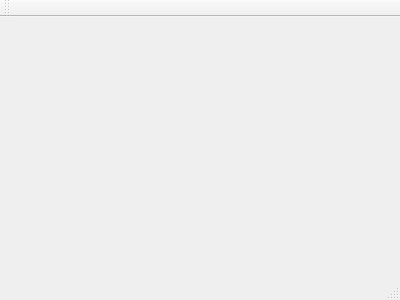
The window that tools/fqclient/mainwindow.ui (javagg/freequant) describes before a commit, drawn with Qt 5.
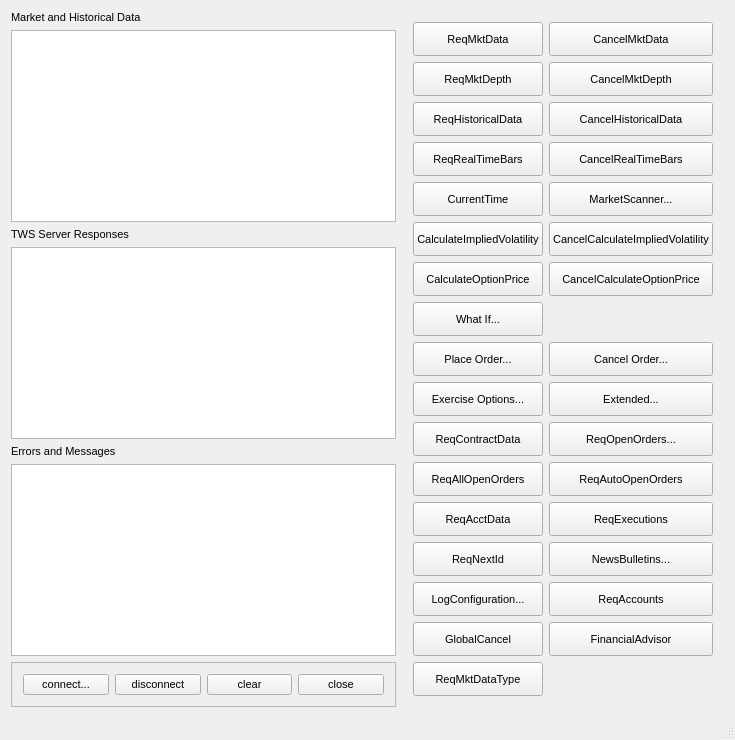
The same window after the commit.

What changed in the file:
```diff
--- a/tools/fqclient/mainwindow.ui
+++ b/tools/fqclient/mainwindow.ui
@@ -1,24 +1,745 @@
 <ui version="4.0">
  <class>MainWindow</class>
- <widget class="QMainWindow" name="MainWindow" >
-  <property name="geometry" >
+ <widget class="QMainWindow" name="MainWindow">
+  <property name="geometry">
    <rect>
     <x>0</x>
     <y>0</y>
-    <width>400</width>
-    <height>300</height>
+    <width>735</width>
+    <height>740</height>
    </rect>
   </property>
-  <property name="windowTitle" >
+  <property name="sizePolicy">
+   <sizepolicy hsizetype="Preferred" vsizetype="Fixed">
+    <horstretch>0</horstretch>
+    <verstretch>0</verstretch>
+   </sizepolicy>
+  </property>
+  <property name="windowTitle">
    <string>MainWindow</string>
   </property>
-  <widget class="QMenuBar" name="menuBar" />
-  <widget class="QToolBar" name="mainToolBar" />
-  <widget class="QWidget" name="centralWidget" />
-  <widget class="QStatusBar" name="statusBar" />
+  <widget class="QWidget" name="centralWidget">
+   <property name="sizePolicy">
+    <sizepolicy hsizetype="Preferred" vsizetype="Fixed">
+     <horstretch>0</horstretch>
+     <verstretch>0</verstretch>
+    </sizepolicy>
+   </property>
+   <layout class="QHBoxLayout" name="horizontalLayout_2">
+    <item>
+     <layout class="QVBoxLayout" name="verticalLayout">
+      <item>
+       <widget class="QLabel" name="label_3">
+        <property name="font">
+         <font>
+          <pointsize>8</pointsize>
+         </font>
+        </property>
+        <property name="text">
+         <string>Market and Historical Data</string>
+        </property>
+       </widget>
+      </item>
+      <item>
+       <widget class="QTextEdit" name="textEdit_3">
+        <property name="font">
+         <font>
+          <pointsize>8</pointsize>
+         </font>
+        </property>
+       </widget>
+      </item>
+      <item>
+       <widget class="QLabel" name="label">
+        <property name="font">
+         <font>
+          <pointsize>8</pointsize>
+         </font>
+        </property>
+        <property name="text">
+         <string>TWS Server Responses</string>
+        </property>
+       </widget>
+      </item>
+      <item>
+       <widget class="QTextEdit" name="textEdit_2">
+        <property name="font">
+         <font>
+          <pointsize>8</pointsize>
+         </font>
+        </property>
+       </widget>
+      </item>
+      <item>
+       <widget class="QLabel" name="label_2">
+        <property name="font">
+         <font>
+          <pointsize>8</pointsize>
+         </font>
+        </property>
+        <property name="text">
+         <string>Errors and Messages</string>
+        </property>
+       </widget>
+      </item>
+      <item>
+       <widget class="QTextEdit" name="textEdit">
+        <property name="font">
+         <font>
+          <pointsize>8</pointsize>
+         </font>
+        </property>
+       </widget>
+      </item>
+      <item>
+       <widget class="QFrame" name="frame">
+        <property name="frameShape">
+         <enum>QFrame::StyledPanel</enum>
+        </property>
+        <property name="frameShadow">
+         <enum>QFrame::Raised</enum>
+        </property>
+        <layout class="QHBoxLayout" name="horizontalLayout">
+         <item>
+          <widget class="QPushButton" name="pushButton">
+           <property name="font">
+            <font>
+             <pointsize>8</pointsize>
+            </font>
+           </property>
+           <property name="text">
+            <string>connect...</string>
+           </property>
+          </widget>
+         </item>
+         <item>
+          <widget class="QPushButton" name="pushButton_2">
+           <property name="font">
+            <font>
+             <pointsize>8</pointsize>
+            </font>
+           </property>
+           <property name="text">
+            <string>disconnect</string>
+           </property>
+          </widget>
+         </item>
+         <item>
+          <widget class="QPushButton" name="pushButton_3">
+           <property name="font">
+            <font>
+             <pointsize>8</pointsize>
+            </font>
+           </property>
+           <property name="text">
+            <string>clear</string>
+           </property>
+          </widget>
+         </item>
+         <item>
+          <widget class="QPushButton" name="pushButton_4">
+           <property name="font">
+            <font>
+             <pointsize>8</pointsize>
+            </font>
+           </property>
+           <property name="text">
+            <string>close</string>
+           </property>
+          </widget>
+         </item>
+        </layout>
+       </widget>
+      </item>
+     </layout>
+    </item>
+    <item>
+     <widget class="QFrame" name="verticalFrame_4">
+      <layout class="QGridLayout" name="gridLayout_3">
+       <item row="3" column="0">
+        <widget class="QPushButton" name="pushButton_78">
+         <property name="sizePolicy">
+          <sizepolicy hsizetype="Preferred" vsizetype="Preferred">
+           <horstretch>0</horstretch>
+           <verstretch>0</verstretch>
+          </sizepolicy>
+         </property>
+         <property name="font">
+          <font>
+           <pointsize>8</pointsize>
+          </font>
+         </property>
+         <property name="text">
+          <string>ReqRealTimeBars</string>
+         </property>
+        </widget>
+       </item>
+       <item row="0" column="1">
+        <widget class="QPushButton" name="pushButton_88">
+         <property name="sizePolicy">
+          <sizepolicy hsizetype="Preferred" vsizetype="Preferred">
+           <horstretch>0</horstretch>
+           <verstretch>0</verstretch>
+          </sizepolicy>
+         </property>
+         <property name="font">
+          <font>
+           <pointsize>8</pointsize>
+          </font>
+         </property>
+         <property name="text">
+          <string>CancelMktData</string>
+         </property>
+        </widget>
+       </item>
+       <item row="7" column="0">
+        <widget class="QPushButton" name="pushButton_86">
+         <property name="sizePolicy">
+          <sizepolicy hsizetype="Preferred" vsizetype="Preferred">
+           <horstretch>0</horstretch>
+           <verstretch>0</verstretch>
+          </sizepolicy>
+         </property>
+         <property name="font">
+          <font>
+           <pointsize>8</pointsize>
+          </font>
+         </property>
+         <property name="text">
+          <string>What If...</string>
+         </property>
+        </widget>
+       </item>
+       <item row="13" column="0">
+        <widget class="QPushButton" name="pushButton_96">
+         <property name="sizePolicy">
+          <sizepolicy hsizetype="Preferred" vsizetype="Preferred">
+           <horstretch>0</horstretch>
+           <verstretch>0</verstretch>
+          </sizepolicy>
+         </property>
+         <property name="font">
+          <font>
+           <pointsize>8</pointsize>
+          </font>
+         </property>
+         <property name="text">
+          <string>ReqAllOpenOrders</string>
+         </property>
+        </widget>
+       </item>
+       <item row="5" column="0">
+        <widget class="QPushButton" name="pushButton_73">
+         <property name="sizePolicy">
+          <sizepolicy hsizetype="Preferred" vsizetype="Preferred">
+           <horstretch>0</horstretch>
+           <verstretch>0</verstretch>
+          </sizepolicy>
+         </property>
+         <property name="font">
+          <font>
+           <pointsize>8</pointsize>
+          </font>
+         </property>
+         <property name="text">
+          <string>CalculateImpliedVolatility</string>
+         </property>
+        </widget>
+       </item>
+       <item row="6" column="0">
+        <widget class="QPushButton" name="pushButton_79">
+         <property name="sizePolicy">
+          <sizepolicy hsizetype="Preferred" vsizetype="Preferred">
+           <horstretch>0</horstretch>
+           <verstretch>0</verstretch>
+          </sizepolicy>
+         </property>
+         <property name="font">
+          <font>
+           <pointsize>8</pointsize>
+          </font>
+         </property>
+         <property name="text">
+          <string>CalculateOptionPrice</string>
+         </property>
+        </widget>
+       </item>
+       <item row="6" column="1">
+        <widget class="QPushButton" name="pushButton_83">
+         <property name="sizePolicy">
+          <sizepolicy hsizetype="Preferred" vsizetype="Preferred">
+           <horstretch>0</horstretch>
+           <verstretch>0</verstretch>
+          </sizepolicy>
+         </property>
+         <property name="font">
+          <font>
+           <pointsize>8</pointsize>
+          </font>
+         </property>
+         <property name="text">
+          <string>CancelCalculateOptionPrice</string>
+         </property>
+        </widget>
+       </item>
+       <item row="2" column="1">
+        <widget class="QPushButton" name="pushButton_70">
+         <property name="sizePolicy">
+          <sizepolicy hsizetype="Preferred" vsizetype="Preferred">
+           <horstretch>0</horstretch>
+           <verstretch>0</verstretch>
+          </sizepolicy>
+         </property>
+         <property name="font">
+          <font>
+           <pointsize>8</pointsize>
+          </font>
+         </property>
+         <property name="text">
+          <string>CancelHistoricalData</string>
+         </property>
+        </widget>
+       </item>
+       <item row="4" column="1">
+        <widget class="QPushButton" name="pushButton_82">
+         <property name="sizePolicy">
+          <sizepolicy hsizetype="Preferred" vsizetype="Preferred">
+           <horstretch>0</horstretch>
+           <verstretch>0</verstretch>
+          </sizepolicy>
+         </property>
+         <property name="font">
+          <font>
+           <pointsize>8</pointsize>
+          </font>
+         </property>
+         <property name="text">
+          <string>MarketScanner...</string>
+         </property>
+        </widget>
+       </item>
+       <item row="31" column="0">
+        <widget class="QPushButton" name="pushButton_90">
+         <property name="sizePolicy">
+          <sizepolicy hsizetype="Preferred" vsizetype="Preferred">
+           <horstretch>0</horstretch>
+           <verstretch>0</verstretch>
+          </sizepolicy>
+         </property>
+         <property name="font">
+          <font>
+           <pointsize>8</pointsize>
+          </font>
+         </property>
+         <property name="text">
+          <string>ReqMktDataType</string>
+         </property>
+        </widget>
+       </item>
+       <item row="9" column="0">
+        <widget class="QPushButton" name="pushButton_94">
+         <property name="sizePolicy">
+          <sizepolicy hsizetype="Preferred" vsizetype="Preferred">
+           <horstretch>0</horstretch>
+           <verstretch>0</verstretch>
+          </sizepolicy>
+         </property>
+         <property name="font">
+          <font>
+           <pointsize>8</pointsize>
+          </font>
+         </property>
+         <property name="text">
+          <string>Exercise Options...</string>
+         </property>
+        </widget>
+       </item>
+       <item row="2" column="0">
+        <widget class="QPushButton" name="pushButton_80">
+         <property name="sizePolicy">
+          <sizepolicy hsizetype="Preferred" vsizetype="Preferred">
+           <horstretch>0</horstretch>
+           <verstretch>0</verstretch>
+          </sizepolicy>
+         </property>
+         <property name="font">
+          <font>
+           <pointsize>8</pointsize>
+          </font>
+         </property>
+         <property name="text">
+          <string>ReqHistoricalData</string>
+         </property>
+        </widget>
+       </item>
+       <item row="5" column="1">
+        <widget class="QPushButton" name="pushButton_76">
+         <property name="sizePolicy">
+          <sizepolicy hsizetype="Preferred" vsizetype="Preferred">
+           <horstretch>0</horstretch>
+           <verstretch>0</verstretch>
+          </sizepolicy>
+         </property>
+         <property name="font">
+          <font>
+           <pointsize>8</pointsize>
+          </font>
+         </property>
+         <property name="text">
+          <string>CancelCalculateImpliedVolatility</string>
+         </property>
+        </widget>
+       </item>
+       <item row="1" column="1">
+        <widget class="QPushButton" name="pushButton_74">
+         <property name="sizePolicy">
+          <sizepolicy hsizetype="Preferred" vsizetype="Preferred">
+           <horstretch>0</horstretch>
+           <verstretch>0</verstretch>
+          </sizepolicy>
+         </property>
+         <property name="font">
+          <font>
+           <pointsize>8</pointsize>
+          </font>
+         </property>
+         <property name="text">
+          <string>CancelMktDepth</string>
+         </property>
+        </widget>
+       </item>
+       <item row="11" column="1">
+        <widget class="QPushButton" name="pushButton_77">
+         <property name="sizePolicy">
+          <sizepolicy hsizetype="Preferred" vsizetype="Preferred">
+           <horstretch>0</horstretch>
+           <verstretch>0</verstretch>
+          </sizepolicy>
+         </property>
+         <property name="font">
+          <font>
+           <pointsize>8</pointsize>
+          </font>
+         </property>
+         <property name="text">
+          <string>ReqOpenOrders...</string>
+         </property>
+        </widget>
+       </item>
+       <item row="9" column="1">
+        <widget class="QPushButton" name="pushButton_93">
+         <property name="sizePolicy">
+          <sizepolicy hsizetype="Preferred" vsizetype="Preferred">
+           <horstretch>0</horstretch>
+           <verstretch>0</verstretch>
+          </sizepolicy>
+         </property>
+         <property name="font">
+          <font>
+           <pointsize>8</pointsize>
+          </font>
+         </property>
+         <property name="text">
+          <string>Extended...</string>
+         </property>
+        </widget>
+       </item>
+       <item row="3" column="1">
+        <widget class="QPushButton" name="pushButton_81">
+         <property name="sizePolicy">
+          <sizepolicy hsizetype="Preferred" vsizetype="Preferred">
+           <horstretch>0</horstretch>
+           <verstretch>0</verstretch>
+          </sizepolicy>
+         </property>
+         <property name="font">
+          <font>
+           <pointsize>8</pointsize>
+          </font>
+         </property>
+         <property name="text">
+          <string>CancelRealTimeBars</string>
+         </property>
+        </widget>
+       </item>
+       <item row="1" column="0">
+        <widget class="QPushButton" name="pushButton_84">
+         <property name="sizePolicy">
+          <sizepolicy hsizetype="Preferred" vsizetype="Preferred">
+           <horstretch>0</horstretch>
+           <verstretch>0</verstretch>
+          </sizepolicy>
+         </property>
+         <property name="font">
+          <font>
+           <pointsize>8</pointsize>
+          </font>
+         </property>
+         <property name="text">
+          <string>ReqMktDepth</string>
+         </property>
+        </widget>
+       </item>
+       <item row="8" column="0">
+        <widget class="QPushButton" name="pushButton_72">
+         <property name="sizePolicy">
+          <sizepolicy hsizetype="Preferred" vsizetype="Preferred">
+           <horstretch>0</horstretch>
+           <verstretch>0</verstretch>
+          </sizepolicy>
+         </property>
+         <property name="font">
+          <font>
+           <pointsize>8</pointsize>
+          </font>
+         </property>
+         <property name="text">
+          <string>Place Order...</string>
+         </property>
+        </widget>
+       </item>
+       <item row="8" column="1">
+        <widget class="QPushButton" name="pushButton_66">
+         <property name="sizePolicy">
+          <sizepolicy hsizetype="Preferred" vsizetype="Preferred">
+           <horstretch>0</horstretch>
+           <verstretch>0</verstretch>
+          </sizepolicy>
+         </property>
+         <property name="font">
+          <font>
+           <pointsize>8</pointsize>
+          </font>
+         </property>
+         <property name="text">
+          <string>Cancel Order...</string>
+         </property>
+        </widget>
+       </item>
+       <item row="4" column="0">
+        <widget class="QPushButton" name="pushButton_91">
+         <property name="sizePolicy">
+          <sizepolicy hsizetype="Preferred" vsizetype="Preferred">
+           <horstretch>0</horstretch>
+           <verstretch>0</verstretch>
+          </sizepolicy>
+         </property>
+         <property name="font">
+          <font>
+           <pointsize>8</pointsize>
+          </font>
+         </property>
+         <property name="text">
+          <string>CurrentTime</string>
+         </property>
+        </widget>
+       </item>
+       <item row="13" column="1">
+        <widget class="QPushButton" name="pushButton_95">
+         <property name="sizePolicy">
+          <sizepolicy hsizetype="Preferred" vsizetype="Preferred">
+           <horstretch>0</horstretch>
+           <verstretch>0</verstretch>
+          </sizepolicy>
+         </property>
+         <property name="font">
+          <font>
+           <pointsize>8</pointsize>
+          </font>
+         </property>
+         <property name="text">
+          <string>ReqAutoOpenOrders</string>
+         </property>
+        </widget>
+       </item>
+       <item row="0" column="0">
+        <widget class="QPushButton" name="pushButton_87">
+         <property name="sizePolicy">
+          <sizepolicy hsizetype="Preferred" vsizetype="Preferred">
+           <horstretch>0</horstretch>
+           <verstretch>0</verstretch>
+          </sizepolicy>
+         </property>
+         <property name="font">
+          <font>
+           <pointsize>8</pointsize>
+          </font>
+         </property>
+         <property name="text">
+          <string>ReqMktData</string>
+         </property>
+        </widget>
+       </item>
+       <item row="11" column="0">
+        <widget class="QPushButton" name="pushButton_85">
+         <property name="sizePolicy">
+          <sizepolicy hsizetype="Preferred" vsizetype="Preferred">
+           <horstretch>0</horstretch>
+           <verstretch>0</verstretch>
+          </sizepolicy>
+         </property>
+         <property name="font">
+          <font>
+           <pointsize>8</pointsize>
+          </font>
+         </property>
+         <property name="text">
+          <string>ReqContractData</string>
+         </property>
+        </widget>
+       </item>
+       <item row="19" column="0">
+        <widget class="QPushButton" name="pushButton_89">
+         <property name="sizePolicy">
+          <sizepolicy hsizetype="Preferred" vsizetype="Preferred">
+           <horstretch>0</horstretch>
+           <verstretch>0</verstretch>
+          </sizepolicy>
+         </property>
+         <property name="font">
+          <font>
+           <pointsize>8</pointsize>
+          </font>
+         </property>
+         <property name="text">
+          <string>ReqAcctData</string>
+         </property>
+        </widget>
+       </item>
+       <item row="19" column="1">
+        <widget class="QPushButton" name="pushButton_71">
+         <property name="sizePolicy">
+          <sizepolicy hsizetype="Preferred" vsizetype="Preferred">
+           <horstretch>0</horstretch>
+           <verstretch>0</verstretch>
+          </sizepolicy>
+         </property>
+         <property name="font">
+          <font>
+           <pointsize>8</pointsize>
+          </font>
+         </property>
+         <property name="text">
+          <string>ReqExecutions</string>
+         </property>
+        </widget>
+       </item>
+       <item row="21" column="0">
+        <widget class="QPushButton" name="pushButton_34">
+         <property name="sizePolicy">
+          <sizepolicy hsizetype="Preferred" vsizetype="Preferred">
+           <horstretch>0</horstretch>
+           <verstretch>0</verstretch>
+          </sizepolicy>
+         </property>
+         <property name="font">
+          <font>
+           <pointsize>8</pointsize>
+          </font>
+         </property>
+         <property name="text">
+          <string>ReqNextId</string>
+         </property>
+        </widget>
+       </item>
+       <item row="21" column="1">
+        <widget class="QPushButton" name="pushButton_69">
+         <property name="sizePolicy">
+          <sizepolicy hsizetype="Preferred" vsizetype="Preferred">
+           <horstretch>0</horstretch>
+           <verstretch>0</verstretch>
+          </sizepolicy>
+         </property>
+         <property name="font">
+          <font>
+           <pointsize>8</pointsize>
+          </font>
+         </property>
+         <property name="text">
+          <string>NewsBulletins...</string>
+         </property>
+        </widget>
+       </item>
+       <item row="22" column="0">
+        <widget class="QPushButton" name="pushButton_67">
+         <property name="sizePolicy">
+          <sizepolicy hsizetype="Preferred" vsizetype="Preferred">
+           <horstretch>0</horstretch>
+           <verstretch>0</verstretch>
+          </sizepolicy>
+         </property>
+         <property name="font">
+          <font>
+           <pointsize>8</pointsize>
+          </font>
+         </property>
+         <property name="text">
+          <string>LogConfiguration...</string>
+         </property>
+        </widget>
+       </item>
+       <item row="22" column="1">
+        <widget class="QPushButton" name="pushButton_75">
+         <property name="sizePolicy">
+          <sizepolicy hsizetype="Preferred" vsizetype="Preferred">
+           <horstretch>0</horstretch>
+           <verstretch>0</verstretch>
+          </sizepolicy>
+         </property>
+         <property name="font">
+          <font>
+           <pointsize>8</pointsize>
+          </font>
+         </property>
+         <property name="text">
+          <string>ReqAccounts</string>
+         </property>
+        </widget>
+       </item>
+       <item row="23" column="1">
+        <widget class="QPushButton" name="pushButton_92">
+         <property name="sizePolicy">
+          <sizepolicy hsizetype="Preferred" vsizetype="Preferred">
+           <horstretch>0</horstretch>
+           <verstretch>0</verstretch>
+          </sizepolicy>
+         </property>
+         <property name="font">
+          <font>
+           <pointsize>8</pointsize>
+          </font>
+         </property>
+         <property name="text">
+          <string>FinancialAdvisor</string>
+         </property>
+        </widget>
+       </item>
+       <item row="23" column="0">
+        <widget class="QPushButton" name="pushButton_68">
+         <property name="sizePolicy">
+          <sizepolicy hsizetype="Preferred" vsizetype="Preferred">
+           <horstretch>0</horstretch>
+           <verstretch>0</verstretch>
+          </sizepolicy>
+         </property>
+         <property name="font">
+          <font>
+           <pointsize>8</pointsize>
+          </font>
+         </property>
+         <property name="text">
+          <string>GlobalCancel</string>
+         </property>
+        </widget>
+       </item>
+      </layout>
+     </widget>
+    </item>
+   </layout>
+  </widget>
+  <widget class="QStatusBar" name="statusBar"/>
  </widget>
- <layoutDefault spacing="6" margin="11" />
- <pixmapfunction></pixmapfunction>
+ <layoutdefault spacing="6" margin="11"/>
  <resources/>
  <connections/>
 </ui>
```
Left out of the diff: 1 changed line with no effect on the pictures.
